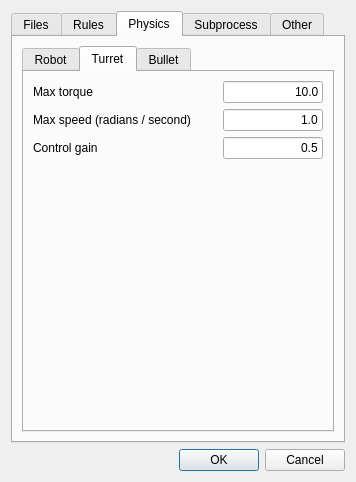
Before: the Qt Designer form data/ui/settings.ui in tvoli/pybotwar, drawn with Qt 5.
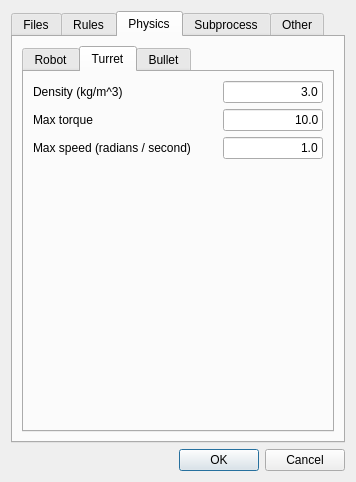
After: the same form once the commit is applied. The open tabs and pages were chosen to show the change.

Commit message:
Convert turret() from taking an angle to taking a speed.   Several examples show how to get the old functionality.
Convert all sensor angles to return -180 < A < 180.
  GYRO, TUR, PING are all normalized to this range.

```diff
--- a/data/ui/settings.ui
+++ b/data/ui/settings.ui
@@ -1038,6 +1038,33 @@
            <string>Turret</string>
           </attribute>
           <layout class="QVBoxLayout" name="verticalLayout_14">
+           <item>
+            <layout class="QHBoxLayout" name="horizontalLayout_36">
+             <item>
+              <widget class="QLabel" name="label_40">
+               <property name="text">
+                <string>Density (kg/m^3)</string>
+               </property>
+              </widget>
+             </item>
+             <item>
+              <widget class="QLineEdit" name="turret_density">
+               <property name="maximumSize">
+                <size>
+                 <width>100</width>
+                 <height>16777215</height>
+                </size>
+               </property>
+               <property name="text">
+                <string>3.0</string>
+               </property>
+               <property name="alignment">
+                <set>Qt::AlignRight|Qt::AlignTrailing|Qt::AlignVCenter</set>
+               </property>
+              </widget>
+             </item>
+            </layout>
+           </item>
            <item>
             <layout class="QHBoxLayout" name="horizontalLayout_25">
              <item>
@@ -1092,33 +1119,6 @@
              </item>
             </layout>
            </item>
-           <item>
-            <layout class="QHBoxLayout" name="horizontalLayout_35">
-             <item>
-              <widget class="QLabel" name="label_37">
-               <property name="text">
-                <string>Control gain</string>
-               </property>
-              </widget>
-             </item>
-             <item>
-              <widget class="QLineEdit" name="turret_gain">
-               <property name="maximumSize">
-                <size>
-                 <width>100</width>
-                 <height>16777215</height>
-                </size>
-               </property>
-               <property name="text">
-                <string>0.5</string>
-               </property>
-               <property name="alignment">
-                <set>Qt::AlignRight|Qt::AlignTrailing|Qt::AlignVCenter</set>
-               </property>
-              </widget>
-             </item>
-            </layout>
-           </item>
            <item>
             <spacer name="verticalSpacer_15">
              <property name="orientation">
```
The commit also changes 15 other files.
